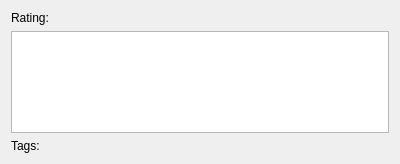
Old version of the form app/nepomuksidebaritem.ui in the repository KDE/gwenview.
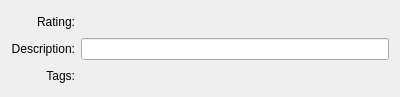
New version of the form. Custom widgets are drawn as their Qt base class.

Commit message: Added support for editing description.

```diff
--- a/app/nepomuksidebaritem.ui
+++ b/app/nepomuksidebaritem.ui
@@ -6,7 +6,7 @@
     <x>0</x>
     <y>0</y>
     <width>400</width>
-    <height>164</height>
+    <height>97</height>
    </rect>
   </property>
   <property name="windowTitle" >
@@ -18,6 +18,9 @@
      <property name="text" >
       <string>Rating:</string>
      </property>
+     <property name="alignment" >
+      <set>Qt::AlignRight|Qt::AlignTrailing|Qt::AlignVCenter</set>
+     </property>
     </widget>
    </item>
    <item row="0" column="1" >
@@ -30,18 +33,30 @@
      </property>
     </widget>
    </item>
-   <item row="1" column="0" colspan="2" >
-    <widget class="KTextEdit" name="mCommentTextEdit" >
-     <property name="acceptRichText" >
-      <bool>false</bool>
+   <item row="1" column="0" >
+    <widget class="QLabel" name="label_3" >
+     <property name="text" >
+      <string>Description:</string>
+     </property>
+     <property name="alignment" >
+      <set>Qt::AlignRight|Qt::AlignTrailing|Qt::AlignVCenter</set>
+     </property>
+     <property name="buddy" >
+      <cstring>mDescriptionLineEdit</cstring>
      </property>
     </widget>
    </item>
+   <item row="1" column="1" >
+    <widget class="KLineEdit" name="mDescriptionLineEdit" />
+   </item>
    <item row="2" column="0" >
     <widget class="QLabel" name="label_2" >
      <property name="text" >
       <string>Tags:</string>
      </property>
+     <property name="alignment" >
+      <set>Qt::AlignRight|Qt::AlignTrailing|Qt::AlignVCenter</set>
+     </property>
     </widget>
    </item>
    <item row="2" column="1" >
@@ -51,9 +66,9 @@
  </widget>
  <customwidgets>
   <customwidget>
-   <class>KTextEdit</class>
-   <extends>QTextEdit</extends>
-   <header>ktextedit.h</header>
+   <class>KLineEdit</class>
+   <extends>QLineEdit</extends>
+   <header>klineedit.h</header>
   </customwidget>
   <customwidget>
    <class>KRatingWidget</class>
```
The commit also changes 2 other files.
